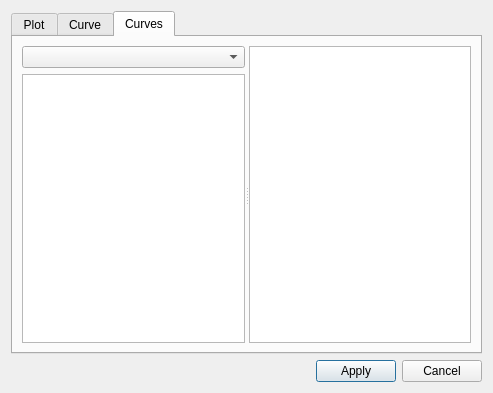
Above: QtAPI/inc/QtAPI/PlotDialog.ui from rrnntt/SmallProject before the change. Below: the same form after it.
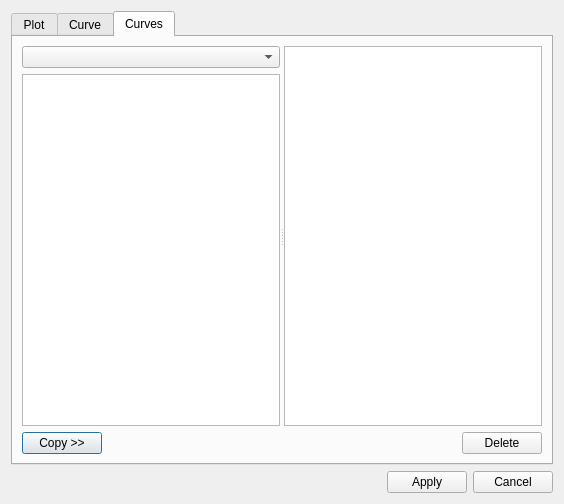
That is the form after the change. The open tabs and pages were chosen to show the change. Custom widgets are drawn as their Qt base class.

Commit message: PlotDialog: adding and deleteing curves

Patch:
```diff
--- a/QtAPI/inc/QtAPI/PlotDialog.ui
+++ b/QtAPI/inc/QtAPI/PlotDialog.ui
@@ -6,14 +6,14 @@
    <rect>
     <x>0</x>
     <y>0</y>
-    <width>471</width>
-    <height>393</height>
+    <width>564</width>
+    <height>504</height>
    </rect>
   </property>
   <property name="windowTitle">
    <string>Plot settings</string>
   </property>
-  <layout class="QVBoxLayout" name="verticalLayout_4">
+  <layout class="QVBoxLayout" name="verticalLayout_8">
    <item>
     <widget class="QTabWidget" name="tabWidget">
      <property name="currentIndex">
@@ -333,14 +333,14 @@
       <attribute name="title">
        <string>Curves</string>
       </attribute>
-      <layout class="QVBoxLayout" name="verticalLayout_8">
+      <layout class="QVBoxLayout" name="verticalLayout_7" stretch="1,0">
        <item>
         <widget class="QSplitter" name="splitter">
          <property name="orientation">
           <enum>Qt::Horizontal</enum>
          </property>
          <widget class="QWidget" name="">
-          <layout class="QVBoxLayout" name="verticalLayout_7">
+          <layout class="QVBoxLayout" name="verticalLayout_4">
            <item>
             <widget class="QComboBox" name="cbPlots"/>
            </item>
@@ -349,9 +349,40 @@
            </item>
           </layout>
          </widget>
-         <widget class="QListView" name="lstThisCurves"/>
+         <widget class="QListWidget" name="lstThisCurves"/>
         </widget>
        </item>
+       <item>
+        <layout class="QHBoxLayout" name="horizontalLayout_9">
+         <item>
+          <widget class="QPushButton" name="btnCopy">
+           <property name="text">
+            <string>Copy &gt;&gt;</string>
+           </property>
+          </widget>
+         </item>
+         <item>
+          <spacer name="horizontalSpacer_2">
+           <property name="orientation">
+            <enum>Qt::Horizontal</enum>
+           </property>
+           <property name="sizeHint" stdset="0">
+            <size>
+             <width>40</width>
+             <height>20</height>
+            </size>
+           </property>
+          </spacer>
+         </item>
+         <item>
+          <widget class="QPushButton" name="btnDelete">
+           <property name="text">
+            <string>Delete</string>
+           </property>
+          </widget>
+         </item>
+        </layout>
+       </item>
       </layout>
      </widget>
     </widget>
@@ -400,6 +431,11 @@
    <extends>QComboBox</extends>
    <header>QtAPI/PenStyleBox.h</header>
   </customwidget>
+  <customwidget>
+   <class>QtAPI::SymbolBox</class>
+   <extends>QComboBox</extends>
+   <header>QtAPI/SymbolBox.h</header>
+  </customwidget>
  </customwidgets>
  <resources/>
  <connections/>
```
Left out of the diff: 16 changed lines with no effect on the pictures. The commit also changes 19 other files.
